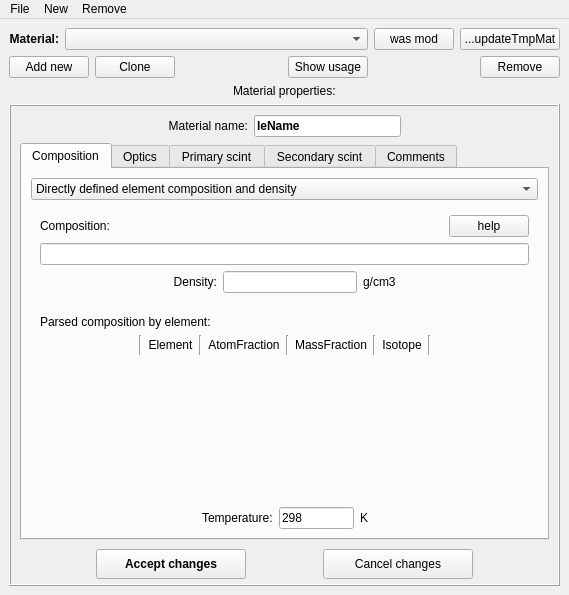
andrmor/ANTS3bundle, file ants3bundle/src/ants3/gui/materials/amatwin.ui: the form before one commit.
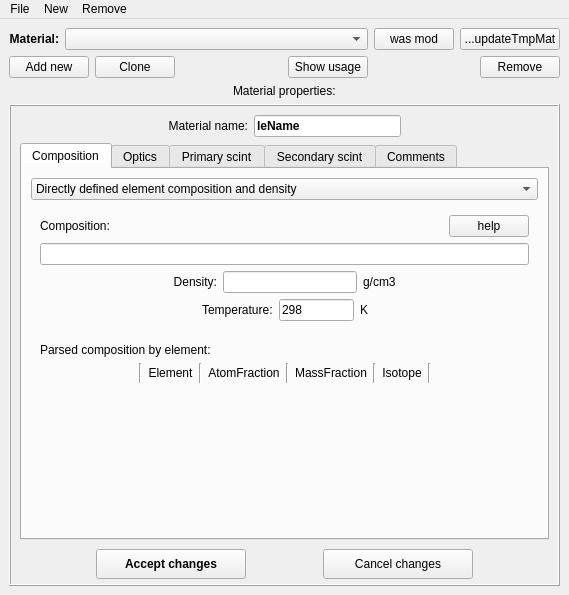
The form after the commit.

```diff
--- a/ants3bundle/src/ants3/gui/materials/amatwin.ui
+++ b/ants3bundle/src/ants3/gui/materials/amatwin.ui
@@ -353,6 +353,78 @@
                  </item>
                 </layout>
                </item>
+               <item>
+                <layout class="QHBoxLayout" name="horizontalLayout_18">
+                 <property name="topMargin">
+                  <number>0</number>
+                 </property>
+                 <item>
+                  <spacer name="horizontalSpacer_14">
+                   <property name="orientation">
+                    <enum>Qt::Horizontal</enum>
+                   </property>
+                   <property name="sizeHint" stdset="0">
+                    <size>
+                     <width>40</width>
+                     <height>20</height>
+                    </size>
+                   </property>
+                  </spacer>
+                 </item>
+                 <item>
+                  <widget class="QLabel" name="label_53">
+                   <property name="text">
+                    <string>Temperature:</string>
+                   </property>
+                  </widget>
+                 </item>
+                 <item>
+                  <widget class="QLineEdit" name="ledT">
+                   <property name="sizePolicy">
+                    <sizepolicy hsizetype="Fixed" vsizetype="Fixed">
+                     <horstretch>0</horstretch>
+                     <verstretch>0</verstretch>
+                    </sizepolicy>
+                   </property>
+                   <property name="minimumSize">
+                    <size>
+                     <width>75</width>
+                     <height>0</height>
+                    </size>
+                   </property>
+                   <property name="maximumSize">
+                    <size>
+                     <width>75</width>
+                     <height>16777215</height>
+                    </size>
+                   </property>
+                   <property name="text">
+                    <string>298</string>
+                   </property>
+                  </widget>
+                 </item>
+                 <item>
+                  <widget class="QLabel" name="label_54">
+                   <property name="text">
+                    <string>K</string>
+                   </property>
+                  </widget>
+                 </item>
+                 <item>
+                  <spacer name="horizontalSpacer_15">
+                   <property name="orientation">
+                    <enum>Qt::Horizontal</enum>
+                   </property>
+                   <property name="sizeHint" stdset="0">
+                    <size>
+                     <width>40</width>
+                     <height>20</height>
+                    </size>
+                   </property>
+                  </spacer>
+                 </item>
+                </layout>
+               </item>
                <item>
                 <widget class="QLabel" name="label_17">
                  <property name="maximumSize">
@@ -575,78 +647,6 @@
              </property>
             </spacer>
            </item>
-           <item>
-            <layout class="QHBoxLayout" name="horizontalLayout_18">
-             <property name="topMargin">
-              <number>0</number>
-             </property>
-             <item>
-              <spacer name="horizontalSpacer_14">
-               <property name="orientation">
-                <enum>Qt::Horizontal</enum>
-               </property>
-               <property name="sizeHint" stdset="0">
-                <size>
-                 <width>40</width>
-                 <height>20</height>
-                </size>
-               </property>
-              </spacer>
-             </item>
-             <item>
-              <widget class="QLabel" name="label_53">
-               <property name="text">
-                <string>Temperature:</string>
-               </property>
-              </widget>
-             </item>
-             <item>
-              <widget class="QLineEdit" name="ledT">
-               <property name="sizePolicy">
-                <sizepolicy hsizetype="Fixed" vsizetype="Fixed">
-                 <horstretch>0</horstretch>
-                 <verstretch>0</verstretch>
-                </sizepolicy>
-               </property>
-               <property name="minimumSize">
-                <size>
-                 <width>75</width>
-                 <height>0</height>
-                </size>
-               </property>
-               <property name="maximumSize">
-                <size>
-                 <width>75</width>
-                 <height>16777215</height>
-                </size>
-               </property>
-               <property name="text">
-                <string>298</string>
-               </property>
-              </widget>
-             </item>
-             <item>
-              <widget class="QLabel" name="label_54">
-               <property name="text">
-                <string>K</string>
-               </property>
-              </widget>
-             </item>
-             <item>
-              <spacer name="horizontalSpacer_15">
-               <property name="orientation">
-                <enum>Qt::Horizontal</enum>
-               </property>
-               <property name="sizeHint" stdset="0">
-                <size>
-                 <width>40</width>
-                 <height>20</height>
-                </size>
-               </property>
-              </spacer>
-             </item>
-            </layout>
-           </item>
           </layout>
          </widget>
          <widget class="QWidget" name="tab">
```
Left out of the diff: 2 changed lines with no effect on the pictures.
